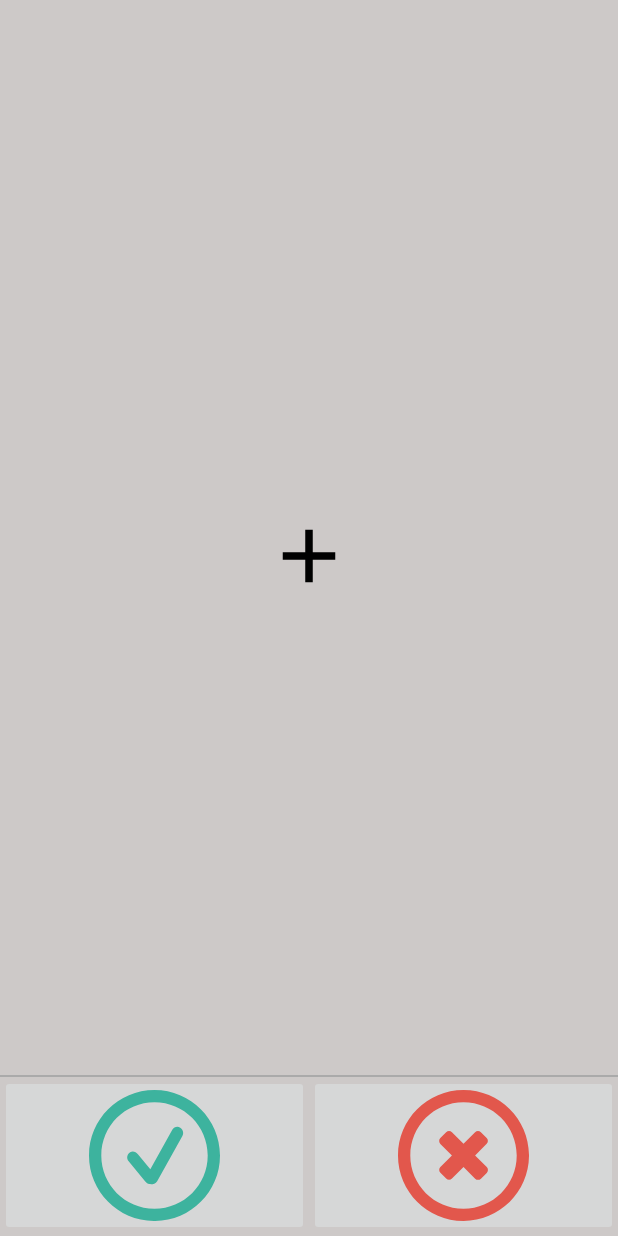
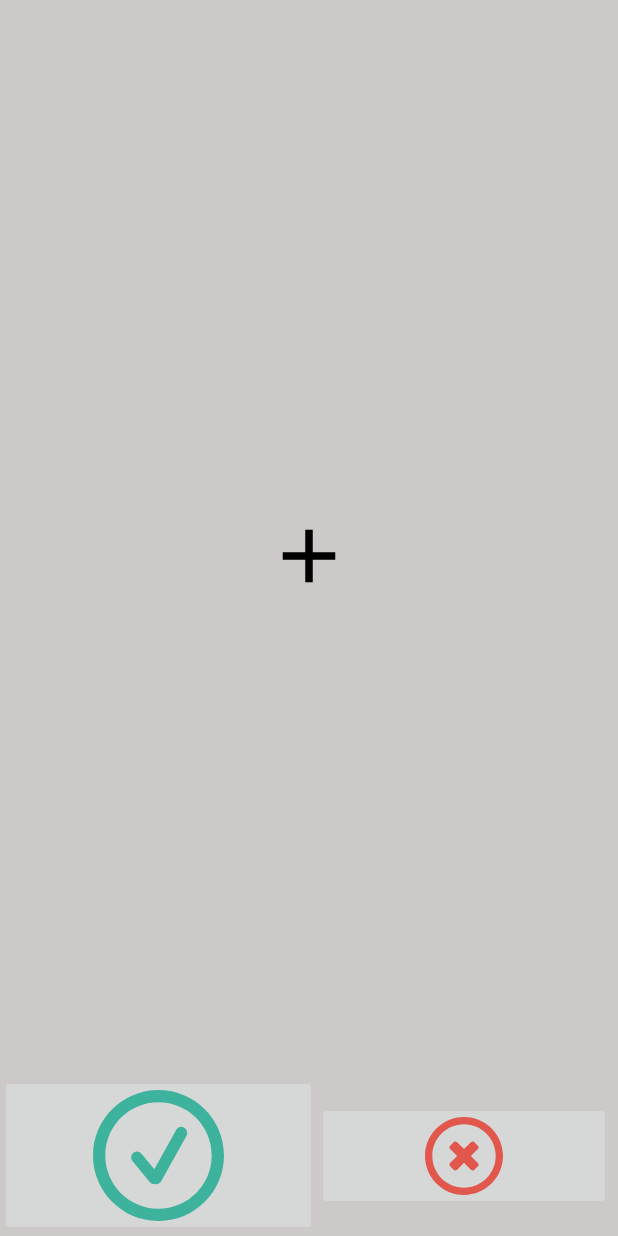
Before and after one commit to ayraz/TrainingApp, an Android app: the layout training_fragment.xml on its own in the app's theme, with its tools: preview values and no code run, on a phone screen of 412 x 824 dp. Run offline under Robolectric (Android 15) with nearby library versions, the phone set to English and light mode, and no system bars.

Commit message:
Minor tweaks for client.

```diff
--- a/app/src/main/res/layout/training_fragment.xml
+++ b/app/src/main/res/layout/training_fragment.xml
@@ -122,25 +122,16 @@
 
         </android.support.constraint.ConstraintLayout>
 
-        <View
-            android:id="@+id/trainingFragmentBtnSeparator"
-            android:layout_width="0dp"
-            android:layout_height="1dp"
-            android:background="@android:color/darker_gray"
-            app:layout_constraintLeft_toLeftOf="parent"
-            app:layout_constraintRight_toRightOf="parent"
-            app:layout_constraintTop_toTopOf="@id/trainingFragmentGuideBottom" />
-
         <ImageButton
             android:id="@+id/trainingFragmentDifferentBtn"
-            android:layout_width="0dp"
-            android:layout_height="0dp"
+            android:layout_width="196dp"
+            android:layout_height="72dp"
             android:scaleType="fitCenter"
             app:layout_constraintBottom_toBottomOf="parent"
             app:layout_constraintLeft_toLeftOf="@+id/trainingFragmentGuideCenter"
+            app:layout_constraintRight_toRightOf="parent"
             app:layout_constraintTop_toTopOf="@+id/trainingFragmentGuideBottom"
-            app:srcCompat="@drawable/btn_cancel"
-            app:layout_constraintRight_toRightOf="parent" />
+            app:srcCompat="@drawable/btn_cancel" />
 
         <ImageButton
             android:id="@+id/trainingFragmentSameBtn"
--- a/app/src/main/res/values/strings.xml
+++ b/app/src/main/res/values/strings.xml
@@ -50,7 +50,7 @@
     <string name="lastLoginAsLabel">Poslední přihlášení jako: </string>
     <string name="usernameLabel">Uživatelské jméno: </string>
     <string name="loginBtnText">Přihlásit se</string>
-    <string name="difficultyLabel">Složitost: </string>
+    <string name="difficultyLabel">úroveň: </string>
     <string name="tryColorParadigmBtn">Vyzkoušet barevnou paradigmu</string>
     <string name="tryPositionParadigmBtn">Vyzkoušet poziční paradigmu</string>
     <string name="tryShapeParadigmBtn">Vyzkoušet tvarovou paradigmu</string>
--- a/app/src/main/res/values/styles.xml
+++ b/app/src/main/res/values/styles.xml
@@ -7,6 +7,7 @@
         <item name="colorPrimary">@color/colorPrimary</item>
         <item name="colorPrimaryDark">@color/colorPrimaryDark</item>
         <item name="colorAccent">@color/colorAccent</item>
+        <item name="android:windowBackground">@color/grey</item>
     </style>
 
     <style name="MainScreenButton" parent="">
```
